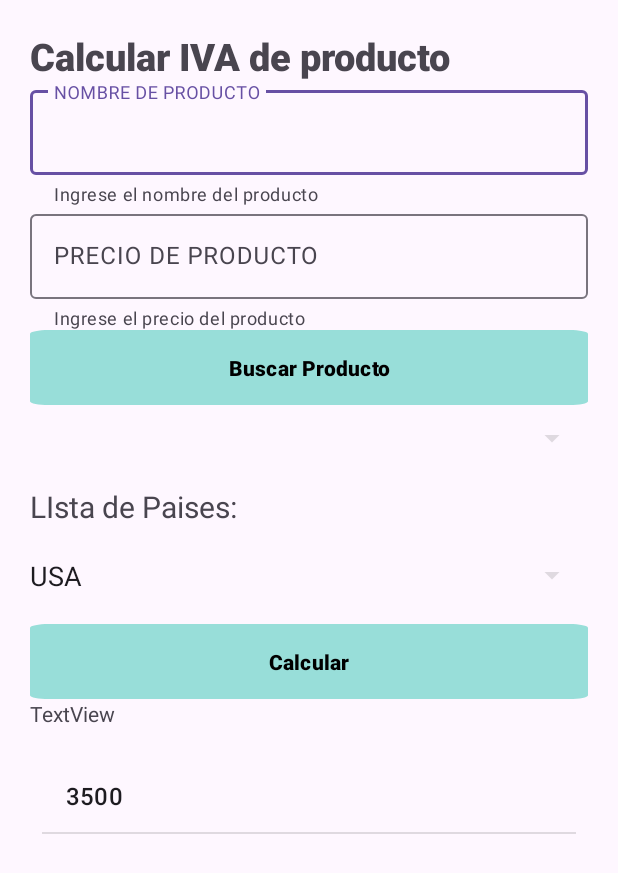
After one commit to shinshini/practicaAndroidLeonor, an Android app: the CalcularIVA screen opened directly, with no data from a screen before it, on a phone screen of 412 x 824 dp. The commit adds this screen. Shown: the top 873 px of the screen. Run offline under Robolectric (Android 15) with nearby library versions, the phone set to English and light mode, and no system bars.

Commit message:
se agrego modificaciones en los diferentes archivos creados

```diff
--- a/app/src/main/AndroidManifest.xml
+++ b/app/src/main/AndroidManifest.xml
@@ -12,6 +12,9 @@
         android:supportsRtl="true"
         android:theme="@style/Theme.MyApplication"
         tools:targetApi="31">
+        <activity
+            android:name=".CalcularIVA"
+            android:exported="false" />
         <activity
             android:name=".Proveedor"
             android:exported="false" />
--- /dev/null
+++ b/app/src/main/java/com/example/myapplication/CalcularIVA.kt
@@ -0,0 +1,84 @@
+package com.example.myapplication
+
+import android.os.Bundle
+import android.widget.ArrayAdapter
+import android.widget.Button
+import android.widget.EditText
+import android.widget.ListView
+import android.widget.Spinner
+import android.widget.TextView
+import android.widget.Toast
+import androidx.activity.enableEdgeToEdge
+import androidx.appcompat.app.AppCompatActivity
+import androidx.core.view.ViewCompat
+import androidx.core.view.WindowInsetsCompat
+import com.example.myapplication.clase.Producto
+import com.example.myapplication.db.AdminSQLiteOpenHelper
+
+class CalcularIVA : AppCompatActivity() {
+    lateinit var  btnCalcular: Button
+    lateinit var  txtPrecio:EditText
+    lateinit var  txtNombre: EditText
+    lateinit var  tvResul: TextView
+    lateinit var spLista: Spinner
+    lateinit var lisPro:ListView
+    lateinit var  btnbuscarProducto: Button
+    lateinit var  productosList: MutableList<String>
+    lateinit var  adapterListView:ArrayAdapter<String>
+    override fun onCreate(savedInstanceState: Bundle?) {
+        super.onCreate(savedInstanceState)
+        enableEdgeToEdge()
+        setContentView(R.layout.activity_calcular_iva)
+        ViewCompat.setOnApplyWindowInsetsListener(findViewById(R.id.main)) { v, insets ->
+            val systemBars = insets.getInsets(WindowInsetsCompat.Type.systemBars())
+            v.setPadding(systemBars.left, systemBars.top, systemBars.right, systemBars.bottom)
+            insets
+        }
+        cargarR()
+        estadoBoton()
+        cargarListaProducto()
+
+        val listaPaises= arrayOf("USA","BOL","ESP")
+        val adaptador1 = ArrayAdapter<String>(this, android.R.layout.simple_gallery_item,listaPaises)
+        spLista.adapter=adaptador1
+    }
+    private fun cargarR(){
+        btnCalcular=findViewById(R.id.btnCalcularIVA)
+        txtPrecio=findViewById(R.id.txtPrecioca)
+        tvResul=findViewById(R.id.tvResultado)
+        spLista=findViewById(R.id.spPaises)
+        lisPro=findViewById(R.id.listaProductos)
+        txtNombre=findViewById(R.id.txtNombreProducto)
+        btnbuscarProducto=findViewById(R.id.btnbuscarproducto)
+    }
+    fun estadoBoton(){
+        btnCalcular.setOnClickListener(){
+            val laptop = Producto(txtNombre.text.toString(),txtPrecio.text.toString().toDouble(),1)
+
+            when(spLista.selectedItem.toString()){
+                "USA"->productosList.add(laptop.getNombre()+", "+laptop.getPrecio()+"  IVA: "+laptop.calIVA(0.03).toString())
+                "BOL"-> productosList.add(laptop.getNombre()+ ", " +laptop.getPrecio()+ "IVA: "+laptop.calIVA(0.13).toString())
+                "ESP"-> productosList.add(laptop.getNombre()+ ", " +laptop.getPrecio()+ "IVA: "+laptop.calIVA(0.05).toString())
+            }
+            lisPro.adapter=adapterListView
+        }
+        btnbuscarProducto.setOnClickListener(){
+            val admin=AdminSQLiteOpenHelper(this, "administracion",null,1)
+            val bd= admin.writableDatabase
+
+            val fila = bd.rawQuery("select nombre, precio from productos where id_productos=${txtNombre.text.toString()}",null)
+            if(fila.moveToFirst()){
+                txtNombre.setText(fila.getString(0))
+                txtPrecio.setText(fila.getString(1))
+            }else
+                Toast.makeText(this, "No existe un articulo con dicho codigo", Toast.LENGTH_SHORT).show()
+                bd.close()
+
+        }
+    }
+    fun cargarListaProducto(){
+        productosList= mutableListOf("3500")
+        adapterListView=ArrayAdapter(this, android.R.layout.simple_list_item_1,productosList)
+        lisPro.adapter=adapterListView
+    }
+}
--- a/app/src/main/java/com/example/myapplication/clase/Categoria.kt
+++ b/app/src/main/java/com/example/myapplication/clase/Categorias.kt
@@ -1,6 +1,6 @@
 package com.example.myapplication.clase
 
-class Categoria constructor(idcategoria:Int,nombre:String,descripcion:String) {
+class Categorias constructor(idcategoria:Int, nombre:String, descripcion:String) {
     private var nombre:String = nombre
     private var idcategoria:Int = idcategoria
     private var descripcion:String = descripcion
--- a/app/src/main/java/com/example/myapplication/clase/Proveedor.kt
+++ b/app/src/main/java/com/example/myapplication/clase/Proveedo.kt
@@ -1,6 +1,6 @@
 package com.example.myapplication.clase
 
-class Proveedor constructor (codProve:Int,nombre:String,direccion:String,nit:Int){
+class Proveedo constructor (codProve:Int, nombre:String, direccion:String, nit:Int){
 
     private var codProve:Int = codProve
     private var nombre:String = nombre
--- /dev/null
+++ b/app/src/main/res/layout/activity_calcular_iva.xml
@@ -0,0 +1,143 @@
+<?xml version="1.0" encoding="utf-8"?>
+<androidx.constraintlayout.widget.ConstraintLayout xmlns:android="http://schemas.android.com/apk/res/android"
+    xmlns:app="http://schemas.android.com/apk/res-auto"
+    xmlns:tools="http://schemas.android.com/tools"
+    android:id="@+id/main"
+    android:layout_width="match_parent"
+    android:layout_height="match_parent"
+    tools:context=".CalcularIVA">
+
+    <LinearLayout
+        android:id="@+id/linearLayout"
+        android:layout_width="match_parent"
+        android:layout_height="wrap_content"
+        android:orientation="vertical"
+        android:padding="20dp"
+        app:layout_constraintEnd_toEndOf="parent"
+        app:layout_constraintHorizontal_bias="0.5"
+        app:layout_constraintStart_toStartOf="parent"
+        tools:ignore="MissingConstraints"
+        tools:layout_editor_absoluteY="0dp">
+
+        <TextView
+            android:id="@+id/textView"
+            android:layout_width="match_parent"
+            android:layout_height="wrap_content"
+            android:fontFamily="sans-serif-black"
+            android:text="Calcular IVA de producto"
+            android:textSize="25dp" />
+
+        <com.google.android.material.textfield.TextInputLayout
+            android:id="@+id/fail1"
+            android:layout_width="match_parent"
+            android:layout_height="wrap_content"
+            android:hint="NOMBRE DE PRODUCTO"
+            app:helperText="Ingrese el nombre del producto">
+
+            <com.google.android.material.textfield.TextInputEditText
+                android:id="@+id/txtNombreProducto"
+                android:layout_width="match_parent"
+                android:layout_height="wrap_content"
+                android:inputType="text" />
+        </com.google.android.material.textfield.TextInputLayout>
+
+        <com.google.android.material.textfield.TextInputLayout
+            android:id="@+id/file2"
+            android:layout_width="match_parent"
+            android:layout_height="wrap_content"
+            android:hint="PRECIO DE PRODUCTO"
+            app:helperText="Ingrese el precio del producto">
+
+            <com.google.android.material.textfield.TextInputEditText
+                android:id="@+id/txtPrecioca"
+                android:layout_width="match_parent"
+                android:layout_height="wrap_content"
+                android:inputType="numberDecimal" />
+        </com.google.android.material.textfield.TextInputLayout>
+
+        <Button
+            android:id="@+id/btnbuscarproducto"
+            android:layout_width="match_parent"
+            android:layout_height="wrap_content"
+
+            android:background="@drawable/caja"
+            android:fontFamily="sans-serif-black"
+            android:text="Buscar Producto"
+            android:textColor="@color/black"
+            app:backgroundTint="@null" />
+
+        <com.google.android.material.textfield.TextInputLayout
+            android:id="@+id/textProduct"
+            android:layout_width="match_parent"
+            android:layout_height="match_parent"
+            android:hint="Seleccionar País"
+            android:paddingTop="10dp"
+            android:paddingBottom="10dp">
+
+            <Spinner
+                android:id="@+id/spProductos"
+                android:layout_width="match_parent"
+                android:layout_height="wrap_content"
+                android:backgroundTint="?attr/colorControlHighlight"
+                android:paddingTop="10dp"
+                android:paddingBottom="10dp"
+                android:spinnerMode="dropdown"
+                tools:ignore="TouchTargetSizeCheck" />
+        </com.google.android.material.textfield.TextInputLayout>
+
+        <TextView
+            android:id="@+id/textView2"
+            android:layout_width="match_parent"
+            android:layout_height="wrap_content"
+            android:paddingTop="10dp"
+
+            android:text="LIsta de Paises:"
+            android:textSize="20sp" />
+
+        <com.google.android.material.textfield.TextInputLayout
+            android:id="@+id/textPaises"
+            android:layout_width="match_parent"
+            android:layout_height="wrap_content"
+            android:paddingTop="10dp"
+            android:paddingBottom="10dp"
+            android:hint="Seleccionar País">
+
+            <Spinner
+                android:id="@+id/spPaises"
+                android:layout_width="match_parent"
+                android:layout_height="wrap_content"
+                android:paddingTop="10dp"
+                android:paddingBottom="10dp"
+                android:backgroundTint="?attr/colorControlHighlight"
+                android:spinnerMode="dropdown"
+                tools:ignore="TouchTargetSizeCheck" />
+        </com.google.android.material.textfield.TextInputLayout>
+
+
+        <Button
+            android:id="@+id/btnCalcularIVA"
+            android:layout_width="match_parent"
+            android:layout_height="wrap_content"
+            android:background="@drawable/caja"
+            app:backgroundTint="@null"
+            android:textColor="@color/black"
+            android:fontFamily="sans-serif-black"
+            android:text="Calcular" />
+
+        <TextView
+            android:id="@+id/tvResultado"
+            android:layout_width="match_parent"
+            android:layout_height="wrap_content"
+            android:text="TextView" />
+    </LinearLayout>
+
+    <ListView
+        android:id="@+id/listaProductos"
+        android:layout_width="356dp"
+        android:layout_height="732dp"
+        android:layout_marginTop="1dp"
+        app:layout_constraintEnd_toEndOf="parent"
+        app:layout_constraintHorizontal_bias="0.5"
+        app:layout_constraintStart_toStartOf="parent"
+        app:layout_constraintTop_toBottomOf="@+id/linearLayout" />
+</androidx.constraintlayout.widget.ConstraintLayout>
```
Also changed, not shown: app/src/main/java/com/example/myapplication/Categoria.kt (+36 -0 lines), app/src/main/java/com/example/myapplication/Home.kt (+7 -2 lines), app/src/main/java/com/example/myapplication/MainActivity.kt (+15 -0 lines), app/src/main/java/com/example/myapplication/Productos.kt (+36 -0 lines), app/src/main/java/com/example/myapplication/Proveedor.kt (+43 -0 lines), app/src/main/java/com/example/myapplication/db/AdminSQLiteOpenHelper.kt (added, +48 -0 lines), app/src/main/res/layout/activity_categoria.xml (+12 -6 lines), app/src/main/res/layout/activity_home.xml (+25 -20 lines), app/src/main/res/layout/activity_productos.xml (+4 -4 lines), app/src/main/res/layout/activity_proveedor.xml (+6 -5 lines), app/src/main/res/drawable/calulariva.png (added), app/src/main/res/drawable/log.png (added).
